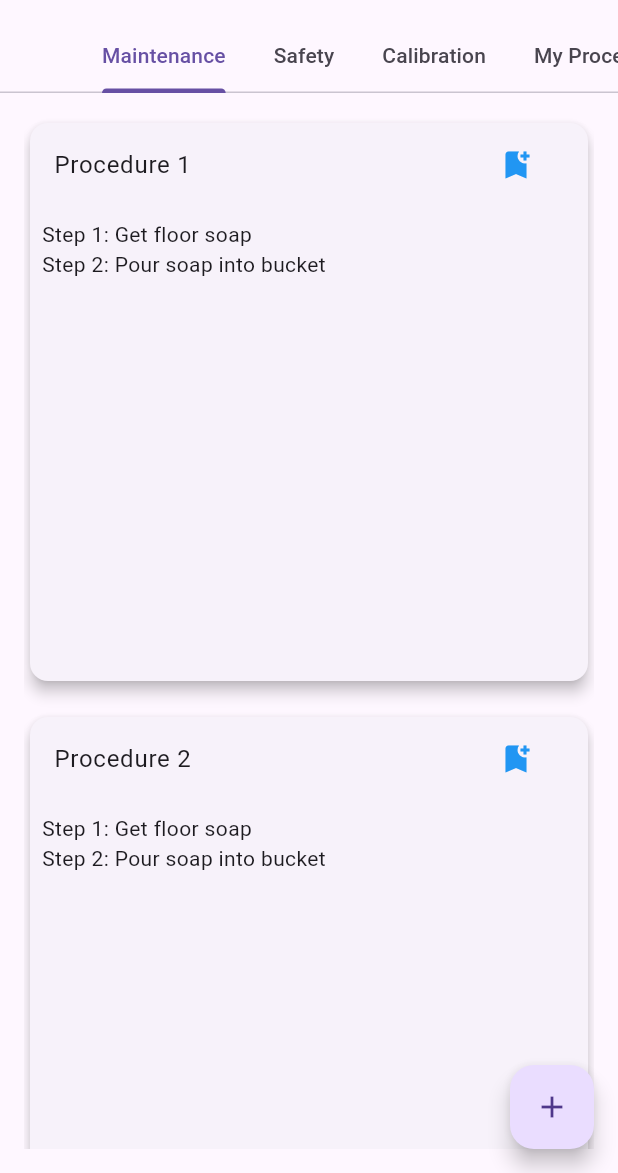
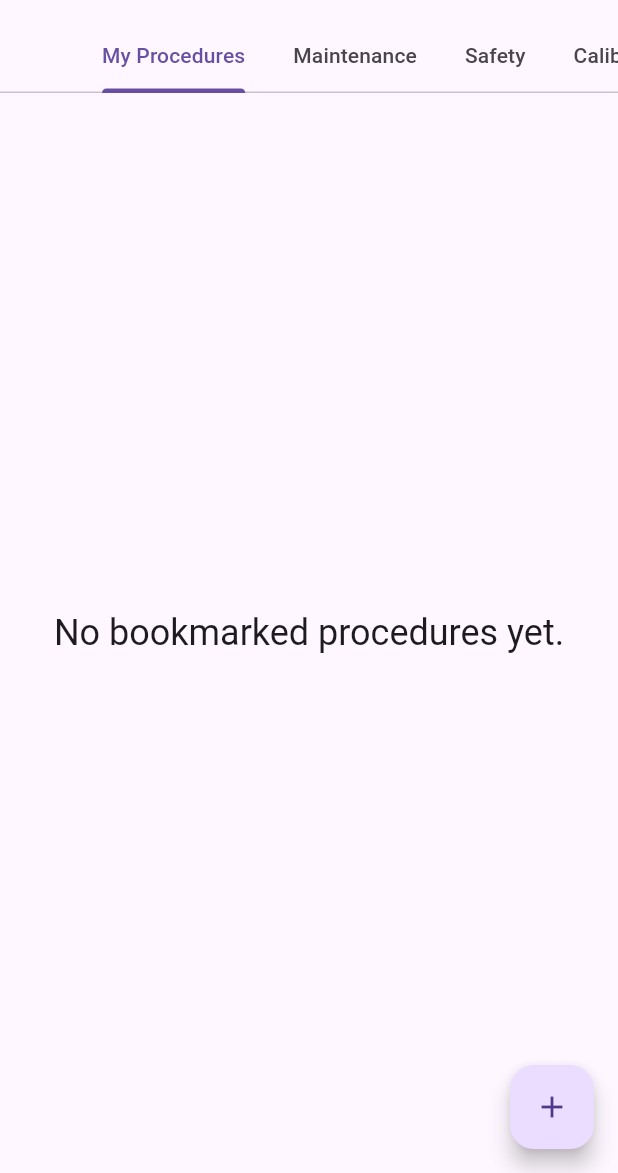
Before and after one commit to isheikh8492/MIFtek_Assist, a Flutter app: the screen it shows after launch, on a phone screen of 412 x 824 dp, the part 63-1236 px from its top. Run offline on Flutter 3.47's test engine with Material 3 defaults, Android fonts, the phone set to English and light mode, and no system bars.

```diff
--- a/lib/main.dart
+++ b/lib/main.dart
@@ -68,9 +68,10 @@ class _MainPageState extends State<MainPage>
           controller: _tabController,
           isScrollable: true,
           tabs: [
+            const Tab(text: "My Procedures"), // New tab for user’s personal list
             ..._categories.map((category) => Tab(text: category)),
-            const Tab(text: "My Procedures") // New tab for user’s personal list
           ],
+
         ),
         actions: [
           IconButton(
@@ -88,11 +89,11 @@ class _MainPageState extends State<MainPage>
       body: TabBarView(
         controller: _tabController,
         children: [
+           _buildPersonalProceduresGrid(
+              isDesktop), // "My Procedures" tab content
           ..._categories.map((category) {
             return _buildProceduresGrid(isDesktop);
           }),
-          _buildPersonalProceduresGrid(
-              isDesktop), // "My Procedures" tab content
         ],
       ),
       floatingActionButton: FloatingActionButton(
```
